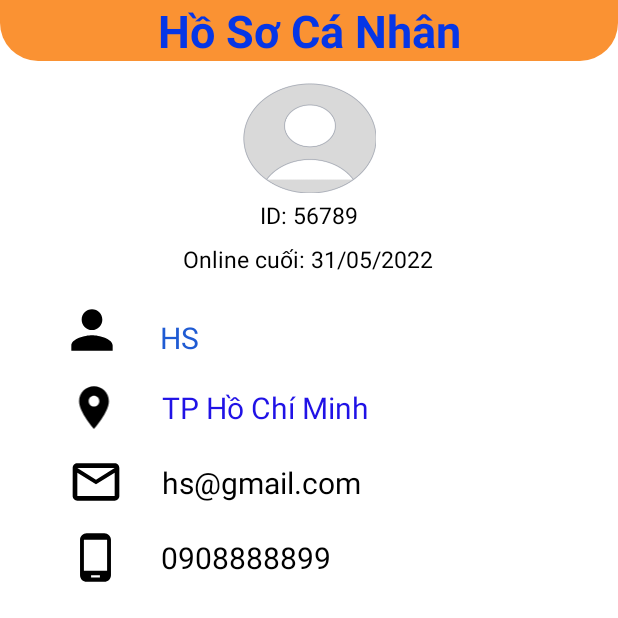
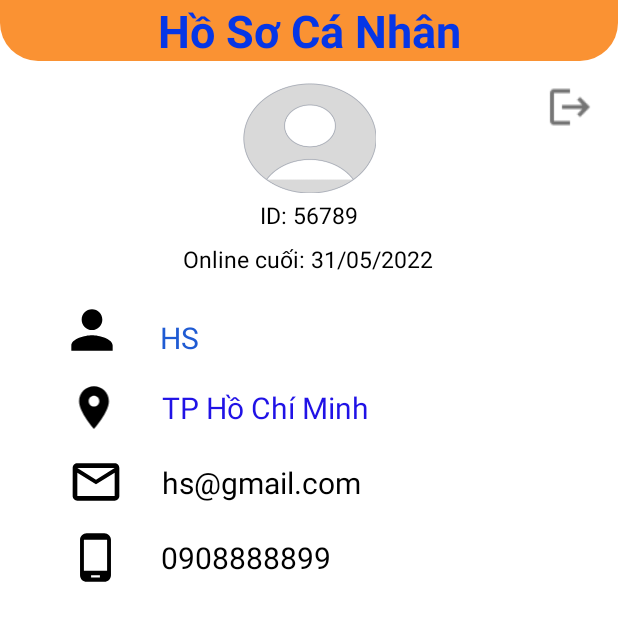
Before and after one commit to tuandm00/PJ_HCI_V3, an Android app: the Freelancer_P7 screen opened directly, with no data from a screen before it, on a phone screen of 412 x 824 dp, the top half of it. Run offline under Robolectric (Android 15) with nearby library versions, the phone set to English and light mode, and no system bars.

Commit message:
Changes in Design

```diff
--- a/app/src/main/java/com/example/pi_hci_v3/Freelancer_P7.java
+++ b/app/src/main/java/com/example/pi_hci_v3/Freelancer_P7.java
@@ -16,6 +16,7 @@ import com.google.android.material.navigation.NavigationBarView;
 
 public class Freelancer_P7 extends AppCompatActivity {
     Button btnTrangchu;
+    ImageView imgLogout;
     BottomNavigationView nav;
 
     @Override
@@ -24,10 +25,20 @@ public class Freelancer_P7 extends AppCompatActivity {
         setContentView(R.layout.activity_freelancer_p7);
 
         btnTrangchu = (Button) findViewById(R.id.buttonTrangchu);
+        imgLogout = (ImageView) findViewById(R.id.buttonLogout);
+
         btnTrangchu.setOnClickListener(new View.OnClickListener() {
             @Override
             public void onClick(View v) {
                 Intent intent = new Intent(Freelancer_P7.this, FreelancerMainActivity.class);
+                startActivity(intent);
+            }
+        });
+
+        imgLogout.setOnClickListener(new View.OnClickListener() {
+            @Override
+            public void onClick(View v) {
+                Intent intent = new Intent(Freelancer_P7.this, Login_Page.class);
                 startActivity(intent);
             }
         });
--- /dev/null
+++ b/app/src/main/res/drawable/list_divider.xml
@@ -0,0 +1,4 @@
+<?xml version="1.0" encoding="utf-8"?>
+<shape xmlns:android="http://schemas.android.com/apk/res/android">
+    <gradient android:startColor="#ffcdcdcd" android:endColor="#ffcdcdcd" android:angle="270.0" />
+</shape>
--- a/app/src/main/res/layout/activity_freelancer_main.xml
+++ b/app/src/main/res/layout/activity_freelancer_main.xml
@@ -63,7 +63,9 @@
             android:layout_width="match_parent"
             android:layout_height="match_parent"
             android:layout_marginBottom="14dp"
-            android:background="#E5E5E5">
+
+            android:background="#E5E5E5"
+            >
         </androidx.recyclerview.widget.RecyclerView>
 
 
--- a/app/src/main/res/layout/activity_freelancer_p7.xml
+++ b/app/src/main/res/layout/activity_freelancer_p7.xml
@@ -262,6 +262,16 @@
             app:layout_constraintStart_toStartOf="parent"
             app:layout_constraintTop_toTopOf="parent" />
 
+        <ImageView
+            android:id="@+id/buttonLogout"
+            android:layout_width="32dp"
+            android:layout_height="32dp"
+            android:layout_marginTop="16dp"
+            android:layout_marginEnd="16dp"
+            app:layout_constraintEnd_toEndOf="parent"
+            app:layout_constraintTop_toTopOf="parent"
+            app:srcCompat="@drawable/ic_action_logout" />
+
     </androidx.constraintlayout.widget.ConstraintLayout>
 
     <com.google.android.material.bottomnavigation.BottomNavigationView
--- a/app/src/main/res/layout/activity_login_page.xml
+++ b/app/src/main/res/layout/activity_login_page.xml
@@ -111,7 +111,7 @@
         android:layout_width="wrap_content"
         android:layout_height="wrap_content"
         android:layout_marginBottom="16dp"
-        android:text="Quên Tài khoản đăng nhập ?"
+        android:text="Quên Mật khẩu đăng nhập ?"
         android:textColor="#2196F3"
         app:layout_constraintBottom_toTopOf="@+id/imgSignInWithGoogle"
         app:layout_constraintEnd_toEndOf="parent"
```
Also changed, not shown: app/src/main/res/layout/info_freelancer.xml (+26 -0 lines), app/src/main/res/drawable-hdpi/ic_action_logout.png (added).
